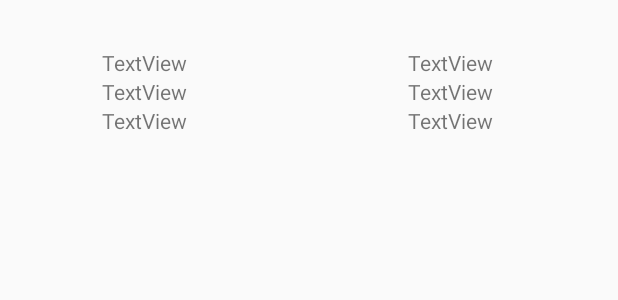
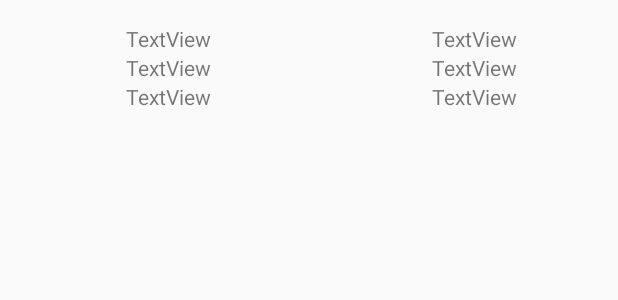
Before and after one commit to ckallum/SPE-HWB, an Android app: the layout list_item.xml on its own in the app's theme, with its tools: preview values and no code run, on a phone screen of 412 x 824 dp. Shown: the top 300 px of the screen. Run offline under Robolectric (Android 15) with nearby library versions, the phone set to English and light mode, and no system bars.

Commit message:
better layout

```diff
--- /dev/null
+++ b/Application/app/src/main/res/drawable/button_interested.xml
@@ -0,0 +1,5 @@
+<?xml version="1.0" encoding="utf-8"?>
+<shape xmlns:android="http://schemas.android.com/apk/res/android">
+    <solid android:color="@android:color/background_light"/>
+    <corners android:radius="16dp"/>
+</shape>
--- /dev/null
+++ b/Application/app/src/main/res/drawable/separator.xml
@@ -0,0 +1,4 @@
+<?xml version="1.0" encoding="utf-8"?>
+<shape xmlns:android="http://schemas.android.com/apk/res/android">
+    <solid android:color="@android:color/white"/>
+</shape>
--- a/Application/app/src/main/res/layout/list_item.xml
+++ b/Application/app/src/main/res/layout/list_item.xml
@@ -4,9 +4,13 @@
     xmlns:app="http://schemas.android.com/apk/res-auto"
     xmlns:tools="http://schemas.android.com/tools"
     android:layout_width="match_parent"
+    android:layout_height="wrap_content">
+    <androidx.constraintlayout.widget.ConstraintLayout
+        app:layout_constraintTop_toTopOf="parent"
+        android:layout_width="match_parent"
         android:layout_height="wrap_content"
-    android:padding="16dp">
-
+        android:layout_marginStart="32dp"
+        android:layout_marginEnd="32dp">
         <TextView
             android:id="@+id/list_name"
             android:layout_width="wrap_content"
@@ -69,5 +73,13 @@
             android:layout_marginTop="16dp"
             android:text="TextView"
             app:layout_constraintStart_toStartOf="parent"
-        app:layout_constraintTop_toTopOf="parent" />
+            app:layout_constraintTop_toTopOf="parent"/>
     </androidx.constraintlayout.widget.ConstraintLayout>
+    <View
+        android:layout_width="match_parent"
+        android:layout_height="1dp"
+        android:background="@drawable/separator"
+        android:layout_marginTop="16dp"
+        app:layout_constraintStart_toEndOf="parent"
+        app:layout_constraintTop_toBottomOf="parent"/>
+</androidx.constraintlayout.widget.ConstraintLayout>
```
Also changed, not shown: Application/app/src/main/java/com/example/healthproject/Fragments/EventsFragment.java (+24 -3 lines), Application/app/src/main/res/layout/list_item_2.xml (added, +89 -0 lines). Lines whose indentation alone changed are shown as unchanged.
